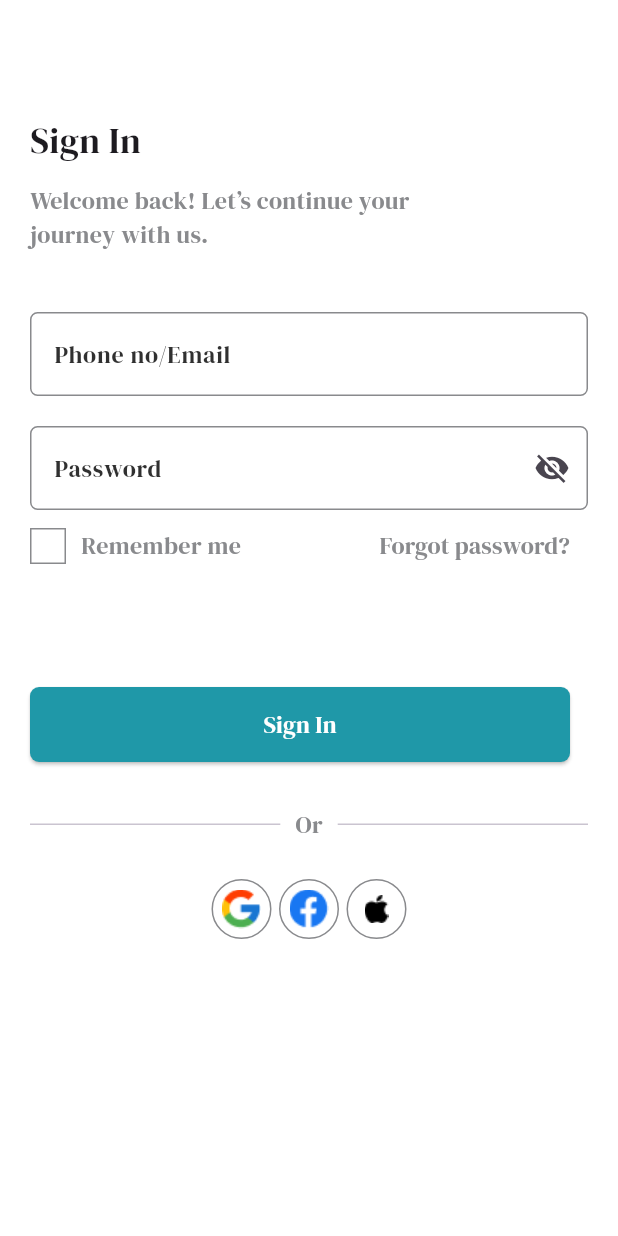
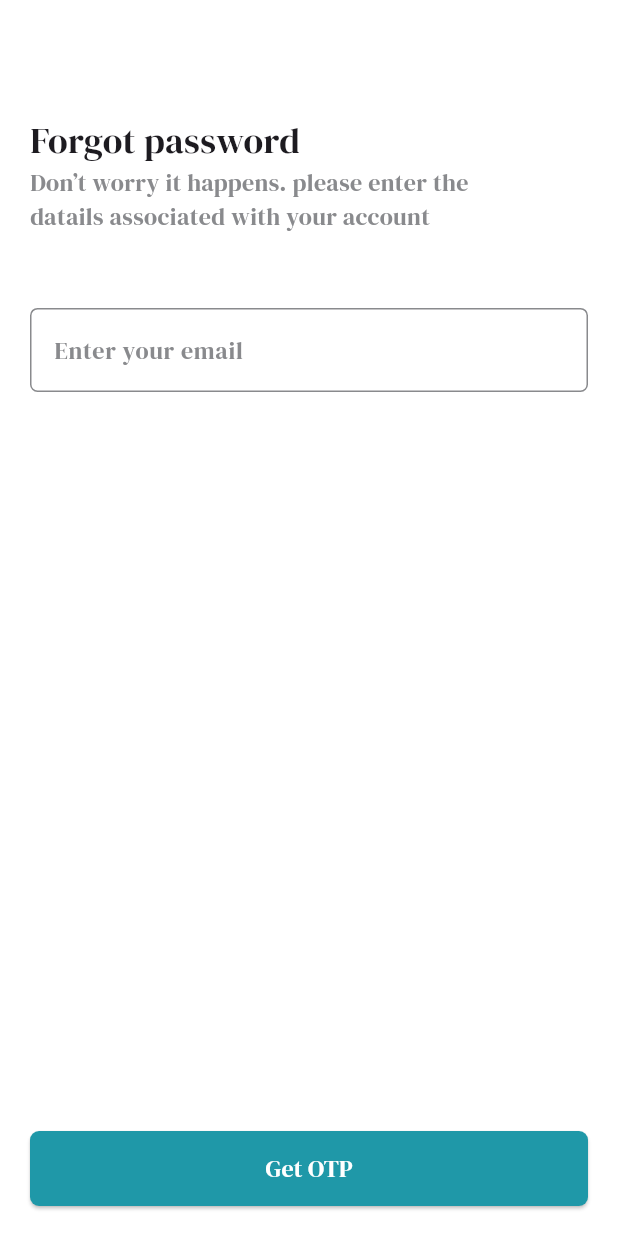
Before and after one commit to abdelrahmankhaled0/final-project, a Flutter app: the SigninScreen screen opened by its route, after a tap on "Forgot password?", on a phone screen of 412 x 824 dp. Run offline on Flutter 3.47's test engine with Material 3 defaults, Android fonts, the phone set to English and light mode, and no system bars; our stand-ins replace gap, go_router, pinput, smooth_page_indicator.

```diff
--- a/lib/core/constants/app_images.dart
+++ b/lib/core/constants/app_images.dart
@@ -6,4 +6,5 @@ class AppImages {
   static const String facebookImage = "assets/images/facebook.png";
   static const String googleImage = "assets/images/google.png";
   static const String iphoneImage = "assets/images/iphone.png";
+  static const String successImage = "assets/images/success.png";
 }
--- a/lib/core/routes/routes.dart
+++ b/lib/core/routes/routes.dart
@@ -1,5 +1,9 @@
+import 'package:final_project/features/authentacation/presentation/screens/change_password_screen.dart';
+import 'package:final_project/features/authentacation/presentation/screens/forget_password_screen.dart';
+import 'package:final_project/features/authentacation/presentation/screens/o_t_p_screen.dart';
 import 'package:final_project/features/authentacation/presentation/screens/signin_screen.dart';
 import 'package:final_project/features/authentacation/presentation/screens/signup_screen.dart';
+import 'package:final_project/features/authentacation/presentation/screens/success_change_password_screen.dart';
 import 'package:final_project/features/blood_donors/presentation/screens/blood_donors.dart';
 import 'package:final_project/features/home_screen/presentation/screens/home_screen.dart';
 import 'package:final_project/features/icu/presentation/screen/icu_screen.dart';
@@ -14,6 +18,11 @@ class AppRoutes {
   static const String onBoarding = "/onBoarding";
   static const String welcome = "/welcome";
   static const String signin = "/signin";
+  static const String forgetPassword = "/forgetPassword";
+  static const String otpScreen = "/otpScreen";
+  static const String changePasswordScreen = "/changePasswordScreen";
+  static const String successChangePasswordScreen =
+      "/successChangePasswordScreen";
   static const String signup = "/signup";
   static const String homeScreen = "/HomeScreen";
   static const String icu = "/icuScreen";
@@ -30,6 +39,19 @@ class AppRoutes {
 
       GoRoute(path: welcome, builder: (context, state) => WelcomeScreen()),
       GoRoute(path: signin, builder: (context, state) => SigninScreen()),
+      GoRoute(
+        path: forgetPassword,
+        builder: (context, state) => ForgetPasswordScreen(),
+      ),
+      GoRoute(path: otpScreen, builder: (context, state) => OTPScreen()),
+      GoRoute(
+        path: changePasswordScreen,
+        builder: (context, state) => ChangePasswordScreen(),
+      ),
+      GoRoute(
+        path: successChangePasswordScreen,
+        builder: (context, state) => SuccessChangePasswordScreen(),
+      ),
       GoRoute(path: signup, builder: (context, state) => SignupScreen()),
       GoRoute(path: homeScreen, builder: (context, state) => HomeScreen()),
       GoRoute(path: icu, builder: (context, state) => ICUBedsScreen()),
--- a/lib/core/utils/themes.dart
+++ b/lib/core/utils/themes.dart
@@ -9,6 +9,8 @@ class AppThemes {
     appBarTheme: AppBarThemeData(
       backgroundColor: AppColors.backGroundColor,
       elevation: 0.0,
+      scrolledUnderElevation: 0,
+      surfaceTintColor: Colors.transparent,
     ),
     inputDecorationTheme: InputDecorationThemeData(
       enabledBorder: OutlineInputBorder(
@@ -28,7 +30,7 @@ class AppThemes {
       style: ElevatedButton.styleFrom(
         backgroundColor: AppColors.primaryColor,
         foregroundColor: AppColors.backGroundColor,
-        fixedSize: Size(360, 50),
+        minimumSize: Size.fromHeight(50),
         shape: RoundedRectangleBorder(borderRadius: BorderRadius.circular(6)),
       ),
     ),
--- a/lib/core/widgets/default_botton.dart
+++ b/lib/core/widgets/default_botton.dart
@@ -9,9 +9,12 @@ class DefaultBotton extends StatelessWidget {
 
   @override
   Widget build(BuildContext context) {
-    return ElevatedButton(
-      onPressed: onPressrd,
-      child: Text(textBotton, style: TextStyles.textStyle16),
+    return SizedBox(
+      width: double.infinity,
+      child: ElevatedButton(
+        onPressed: onPressrd,
+        child: Text(textBotton, style: TextStyles.textStyle16),
+      ),
     );
   }
 }
--- /dev/null
+++ b/lib/features/authentacation/presentation/screens/forget_password_screen.dart
@@ -0,0 +1,49 @@
+import 'package:final_project/core/routes/navigations.dart';
+import 'package:final_project/core/routes/routes.dart';
+import 'package:final_project/core/utils/colors.dart';
+import 'package:final_project/core/utils/text.dart';
+import 'package:final_project/core/widgets/default_botton.dart';
+import 'package:final_project/features/authentacation/presentation/widgets/default_form_filed.dart';
+import 'package:flutter/material.dart';
+
+// ignore: must_be_immutable
+class ForgetPasswordScreen extends StatelessWidget {
+  ForgetPasswordScreen({super.key});
+
+  var emailController = TextEditingController();
+
+  @override
+  Widget build(BuildContext context) {
+    return Scaffold(
+      appBar: AppBar(automaticallyImplyLeading: false),
+      body: Padding(
+        padding: const EdgeInsets.all(20.0),
+        child: Column(
+          crossAxisAlignment: CrossAxisAlignment.start,
+          children: [
+            Text('Forgot password', style: TextStyles.textStyle24),
+            Text(
+              'Don’t worry it happens. please enter the\ndatails associated with your account',
+              style: TextStyles.textStyle16.copyWith(
+                color: AppColors.grayColor,
+              ),
+            ),
+            Spacer(flex: 1),
+            DefaultFormFiled(
+              keyboardType: TextInputType.emailAddress,
+              labelText: 'Enter your email',
+              contrlloer: emailController,
+            ),
+            Spacer(flex: 10),
+            DefaultBotton(
+              textBotton: 'Get OTP',
+              onPressrd: () {
+                AppNavigations.pushReplaceMentTo(context, AppRoutes.otpScreen);
+              },
+            ),
+          ],
+        ),
+      ),
+    );
+  }
+}
--- a/lib/features/authentacation/presentation/screens/signin_screen.dart
+++ b/lib/features/authentacation/presentation/screens/signin_screen.dart
@@ -44,7 +44,10 @@ class SigninScreen extends StatelessWidget {
                 contrlloer: emailController,
               ),
               Gap(20),
-              DefaultPasswordFormFiled(controller: passwordController),
+              DefaultPasswordFormFiled(
+                controller: passwordController,
+                lableText: "Password",
+              ),
               Row(
                 children: [
                   DefaultForgetPasswordRow(),
@@ -57,7 +60,9 @@ class SigninScreen extends StatelessWidget {
                   ),
                   Spacer(),
                   TextButton(
-                    onPressed: () {},
+                    onPressed: () {
+                      AppNavigations.pushTo(context, AppRoutes.forgetPassword);
+                    },
                     child: Text(
                       'Forgot password?',
                       style: TextStyles.textStyle16.copyWith(
--- a/lib/features/authentacation/presentation/widgets/default_form_filed.dart
+++ b/lib/features/authentacation/presentation/widgets/default_form_filed.dart
@@ -7,20 +7,21 @@ class DefaultFormFiled extends StatelessWidget {
     super.key,
     required this.labelText,
     required this.contrlloer,
+    this.keyboardType,
   });
 
   final String labelText;
   final TextEditingController contrlloer;
+  final TextInputType? keyboardType;
 
   @override
   Widget build(BuildContext context) {
     return TextFormField(
+      keyboardType: keyboardType,
       controller: contrlloer,
       decoration: InputDecoration(
         labelText: labelText,
-        labelStyle: TextStyles.textStyle16.copyWith(
-          color: AppColors.textLableColor,
-        ),
+        labelStyle: TextStyles.textStyle16.copyWith(color: AppColors.grayColor),
       ),
 
       cursorColor: AppColors.primaryColor,
--- a/lib/features/authentacation/presentation/widgets/default_password_form_filed.dart
+++ b/lib/features/authentacation/presentation/widgets/default_password_form_filed.dart
@@ -3,9 +3,14 @@ import 'package:final_project/core/utils/text.dart';
 import 'package:flutter/material.dart';
 
 class DefaultPasswordFormFiled extends StatefulWidget {
-  const DefaultPasswordFormFiled({super.key, required this.controller});
+  const DefaultPasswordFormFiled({
+    super.key,
+    required this.controller,
+    required this.lableText,
+  });
 
   final TextEditingController controller;
+  final String lableText;
 
   @override
   State<DefaultPasswordFormFiled> createState() =>
@@ -22,10 +27,8 @@ class _DefaultPasswordFormFiledState extends State<DefaultPasswordFormFiled> {
       controller: widget.controller,
       keyboardType: TextInputType.visiblePassword,
       decoration: InputDecoration(
-        labelText: "Password",
-        labelStyle: TextStyles.textStyle16.copyWith(
-          color: AppColors.textLableColor,
-        ),
+        labelText: widget.lableText,
+        labelStyle: TextStyles.textStyle16.copyWith(color: AppColors.grayColor),
         suffixIcon: IconButton(
           onPressed: () {
             setState(() {
--- a/lib/features/onboarding_screen/presentation/screens/onboarding_screen.dart
+++ b/lib/features/onboarding_screen/presentation/screens/onboarding_screen.dart
@@ -28,9 +28,11 @@ class _OnboardingScreenState extends State<OnboardingScreen> {
         actions: [
           Padding(
             padding: const EdgeInsets.only(right: 20.0, top: 10),
+            child: SizedBox(
+              width: 80,
+              height: 40,
               child: ElevatedButton(
                 style: ElevatedButton.styleFrom(
-                fixedSize: Size(80, 60),
                   backgroundColor: AppColors.primaryColor,
                   foregroundColor: AppColors.backGroundColor,
                   shape: RoundedRectangleBorder(
@@ -41,6 +43,7 @@ class _OnboardingScreenState extends State<OnboardingScreen> {
                   AppNavigations.pushReplaceMentTo(context, AppRoutes.welcome);
                 },
                 child: Text('Skip', style: TextStyles.textStyle16),
+              ),
             ),
           ),
         ],
--- a/lib/features/welcome_screen/presentation/screens/welcome_screen.dart
+++ b/lib/features/welcome_screen/presentation/screens/welcome_screen.dart
@@ -16,6 +16,8 @@ class WelcomeScreen extends StatelessWidget {
     return Scaffold(
       appBar: AppBar(),
       body: SafeArea(
+        child: Padding(
+          padding: const EdgeInsets.all(20.0),
           child: Column(
             children: [
               Expanded(child: Image.asset(AppImages.welcomeImage)),
@@ -52,6 +54,7 @@ class WelcomeScreen extends StatelessWidget {
             ],
           ),
         ),
+      ),
     );
   }
 }
--- a/pubspec.yaml
+++ b/pubspec.yaml
@@ -39,6 +39,7 @@ dependencies:
   gap: ^3.0.1
   flutter_svg: ^2.2.1
   font_awesome_flutter: ^10.4.0
+  pinput: ^5.0.2
 
 
 dev_dependencies:
```
Also changed, not shown: lib/features/authentacation/presentation/screens/change_password_screen.dart (added, +52 -0 lines), lib/features/authentacation/presentation/screens/o_t_p_screen.dart (added, +45 -0 lines), lib/features/authentacation/presentation/screens/signup_screen.dart (+70 -2 lines), lib/features/authentacation/presentation/screens/success_change_password_screen.dart (added, +50 -0 lines), lib/features/welcome_screen/presentation/widgets/default_sign_up_button.dart (+5 -2 lines), assets/images/success.png (added), pubspec.lock. Lines whose indentation alone changed are shown as unchanged.
